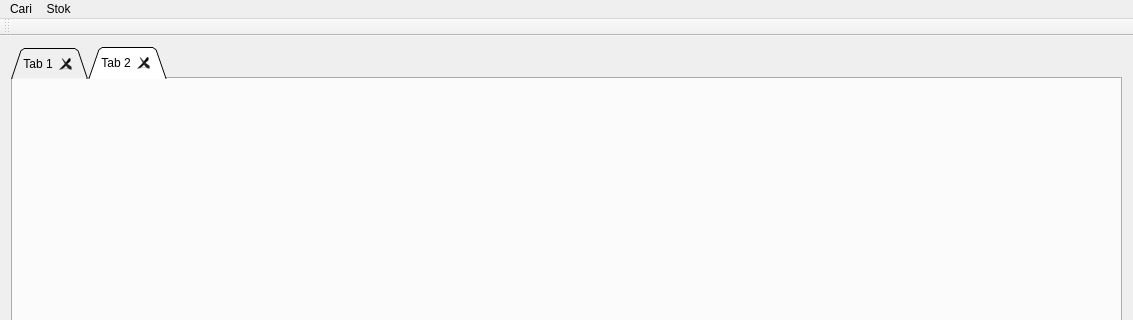
Before: the Qt Designer form mainwindow.ui in CMLDMR/Ressor, drawn with Qt 5; both pictures show x 0 to 1133 and y 0 to 320 of the 1133 by 572 pixel window.
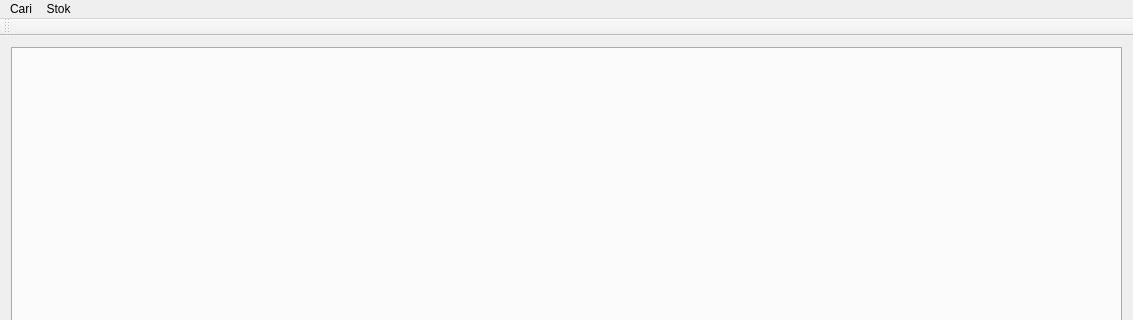
After: the same form once the commit is applied.

Commit message: Gereksiz TabWidgetlar Silindi.

```diff
--- a/mainwindow.ui
+++ b/mainwindow.ui
@@ -35,16 +35,6 @@
       <property name="tabBarAutoHide">
        <bool>false</bool>
       </property>
-      <widget class="QWidget" name="tab">
-       <attribute name="title">
-        <string>Tab 1</string>
-       </attribute>
-      </widget>
-      <widget class="QWidget" name="tab_2">
-       <attribute name="title">
-        <string>Tab 2</string>
-       </attribute>
-      </widget>
      </widget>
     </item>
    </layout>
```
Left out of the diff: 14 changed lines with no effect on the pictures.
